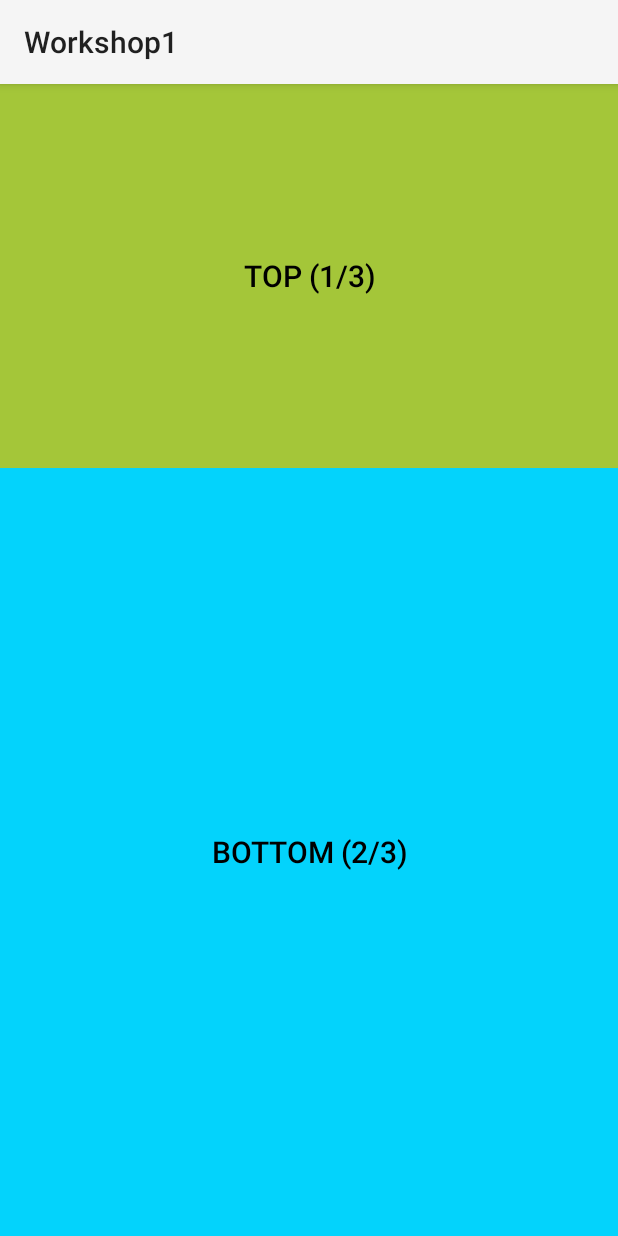
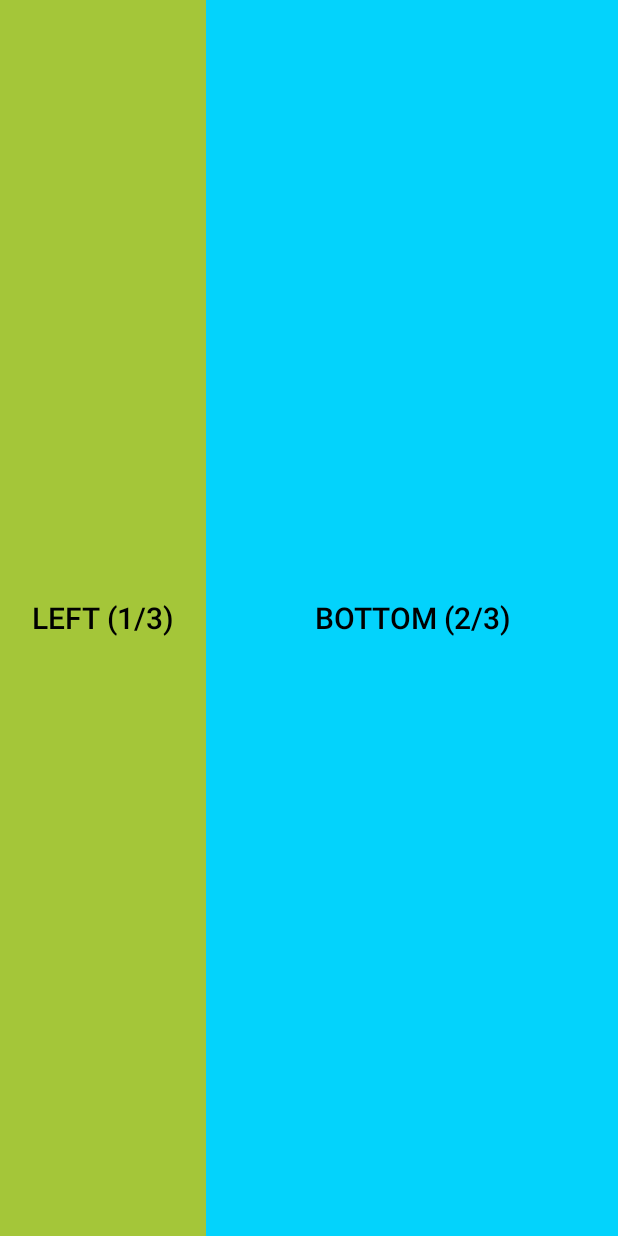
Before and after one commit to helloitsxinyi/android-programming, an Android app: the screen it shows after launch (MainActivity), on a phone screen of 412 x 824 dp. Run offline under Robolectric (Android 15) with nearby library versions, the light colour scheme and no system bars.

Commit message:
remove action bar, add more string constants and horizontal linear layout

```diff
--- a/Workshop1-2a/app/src/main/AndroidManifest.xml
+++ b/Workshop1-2a/app/src/main/AndroidManifest.xml
@@ -15,6 +15,7 @@
         tools:targetApi="31">
         <activity
             android:name=".MainActivity"
+            android:theme="@style/Theme.AppCompat.Light.NoActionBar"
             android:exported="true">
             <intent-filter>
                 <action android:name="android.intent.action.MAIN" />
--- a/Workshop1-2a/app/src/main/res/layout/activity_main.xml
+++ b/Workshop1-2a/app/src/main/res/layout/activity_main.xml
@@ -1,3 +1,50 @@
+<!--VERTICAL-->
+
+<!--<?xml version="1.0" encoding="utf-8"?>-->
+<!--<androidx.constraintlayout.widget.ConstraintLayout xmlns:android="http://schemas.android.com/apk/res/android"-->
+<!--    xmlns:app="http://schemas.android.com/apk/res-auto"-->
+<!--    xmlns:tools="http://schemas.android.com/tools"-->
+<!--    android:layout_width="match_parent"-->
+<!--    android:layout_height="match_parent"-->
+<!--    tools:context=".MainActivity">-->
+
+<!--   <LinearLayout-->
+<!--       xmlns:android="http://schemas.android.com/apk/res/android"-->
+<!--       android:layout_width="match_parent"-->
+<!--       android:layout_height="match_parent"-->
+<!--       android:orientation="vertical"-->
+<!--       >-->
+
+<!--       <androidx.appcompat.widget.AppCompatButton-->
+<!--           android:id="@+id/top"-->
+<!--           android:layout_width="match_parent"-->
+<!--           android:layout_height="0dp"-->
+<!--           android:layout_weight="1"-->
+<!--           android:text="@string/top"-->
+<!--           android:textSize="20sp"-->
+<!--           android:background="#a4c639"-->
+<!--           android:textColor="@color/black"-->
+<!--           />-->
+
+<!--       <androidx.appcompat.widget.AppCompatButton-->
+<!--           android:id="@+id/bottom"-->
+<!--           android:layout_width="match_parent"-->
+<!--           android:layout_height="0dp"-->
+<!--           android:layout_weight="2"-->
+<!--           android:text="@string/bottom"-->
+<!--           android:background="#03d3fc"-->
+<!--           android:textSize="20sp"-->
+<!--           android:textColor="@color/black"-->
+<!--           />-->
+
+
+
+<!--   </LinearLayout>-->
+
+<!--</androidx.constraintlayout.widget.ConstraintLayout>-->
+
+
+<!--HORIZONTAL-->
 <?xml version="1.0" encoding="utf-8"?>
 <androidx.constraintlayout.widget.ConstraintLayout xmlns:android="http://schemas.android.com/apk/res/android"
     xmlns:app="http://schemas.android.com/apk/res-auto"
@@ -10,15 +57,15 @@
         xmlns:android="http://schemas.android.com/apk/res/android"
         android:layout_width="match_parent"
         android:layout_height="match_parent"
-       android:orientation="vertical"
+        android:orientation="horizontal"
         >
 
         <androidx.appcompat.widget.AppCompatButton
-           android:id="@+id/top"
-           android:layout_width="match_parent"
-           android:layout_height="0dp"
+            android:id="@+id/left"
+            android:layout_width="0dp"
+            android:layout_height="match_parent"
             android:layout_weight="1"
-           android:text="@string/top"
+            android:text="@string/left"
             android:textSize="20sp"
             android:background="#a4c639"
             android:textColor="@color/black"
@@ -26,8 +73,8 @@
 
         <androidx.appcompat.widget.AppCompatButton
             android:id="@+id/bottom"
-           android:layout_width="match_parent"
-           android:layout_height="0dp"
+            android:layout_width="0dp"
+            android:layout_height="match_parent"
             android:layout_weight="2"
             android:text="@string/bottom"
             android:background="#03d3fc"
--- a/Workshop1-2a/app/src/main/res/values/strings.xml
+++ b/Workshop1-2a/app/src/main/res/values/strings.xml
@@ -2,4 +2,6 @@
     <string name="app_name">Workshop1</string>
     <string name="bottom">BOTTOM (2/3)</string>
     <string name="top">TOP (1/3)</string>
+    <string name="left">LEFT (1/3)</string>
+    <string name="right">RIGHT (2/3)</string>
 </resources>
```
Lines whose indentation alone changed are shown as unchanged.
